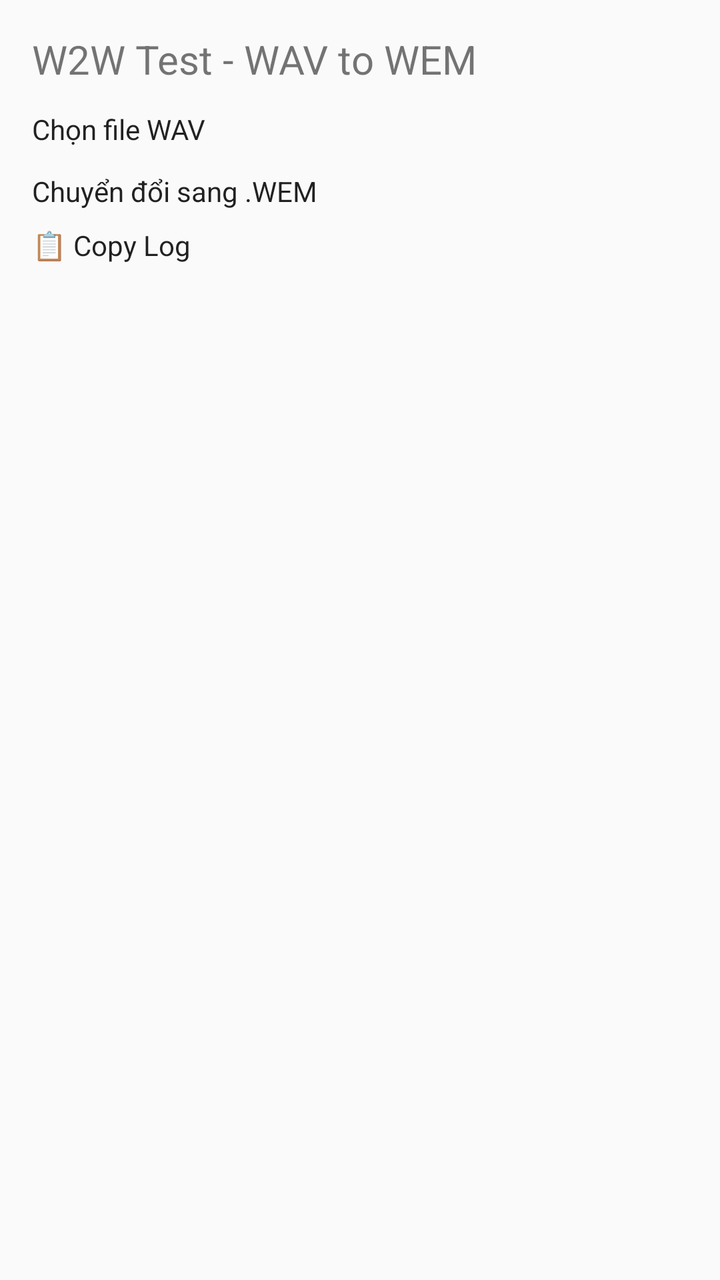
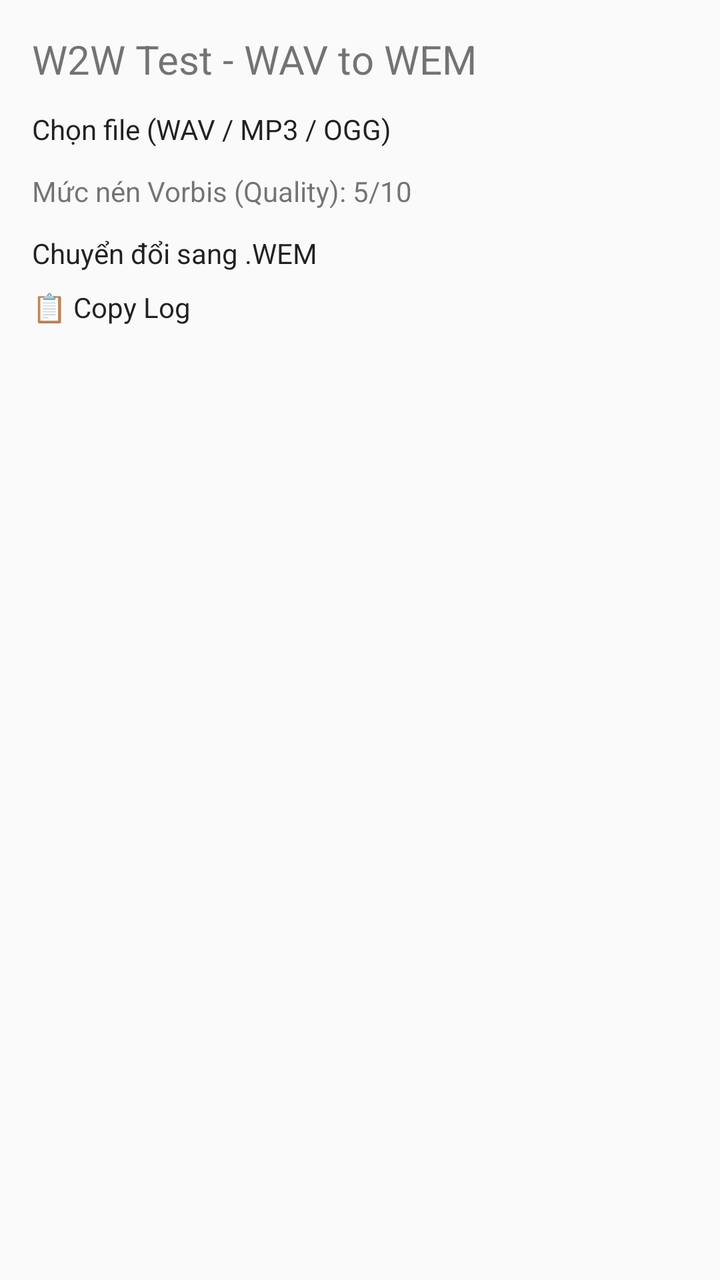

An Android layout rendered at two revisions. The XML below is the earlier revision; the diff shows what the commit changed to produce the second picture.
<!-- AndroidManifest.xml: application theme android:Theme.Material.Light -->
<!-- res/layout/activity_main.xml -->
<?xml version="1.0" encoding="utf-8"?>
<LinearLayout xmlns:android="http://schemas.android.com/apk/res/android"
    android:layout_width="match_parent"
    android:layout_height="match_parent"
    android:orientation="vertical"
    android:padding="16dp">

    <TextView
        android:layout_width="wrap_content"
        android:layout_height="wrap_content"
        android:text="W2W Test - WAV to WEM"
        android:textSize="20sp"
        android:layout_marginBottom="12dp" />

    <Button
        android:id="@+id/btnPick"
        android:layout_width="match_parent"
        android:layout_height="wrap_content"
        android:text="Chọn file WAV" />

    <Button
        android:id="@+id/btnConvert"
        android:layout_width="match_parent"
        android:layout_height="wrap_content"
        android:text="Chuyển đổi sang .WEM"
        android:layout_marginTop="12dp" />

    <Button
        android:id="@+id/btnCopyLog"
        android:layout_width="match_parent"
        android:layout_height="wrap_content"
        android:text="📋 Copy Log"
        android:layout_marginTop="8dp" />

    <ScrollView
        android:layout_width="match_parent"
        android:layout_height="0dp"
        android:layout_weight="1"
        android:layout_marginTop="12dp">
        <TextView
            android:id="@+id/txtLog"
            android:layout_width="match_parent"
            android:layout_height="wrap_content"
            android:fontFamily="monospace"
            android:textSize="12sp"
            android:text="" />
    </ScrollView>

</LinearLayout>
<!-- resources referenced by this layout -->
<resources>

</resources>

<!-- the commit's change to res/layout/activity_main.xml (unified diff, before → after) -->
@@ -16,7 +16,21 @@
         android:id="@+id/btnPick"
         android:layout_width="match_parent"
         android:layout_height="wrap_content"
-        android:text="Chọn file WAV" />
+        android:text="Chọn file (WAV / MP3 / OGG)" />
+
+    <TextView
+        android:id="@+id/txtQualityLabel"
+        android:layout_width="wrap_content"
+        android:layout_height="wrap_content"
+        android:layout_marginTop="12dp"
+        android:text="Mức nén Vorbis (Quality): 5/10" />
+
+    <SeekBar
+        android:id="@+id/seekQuality"
+        android:layout_width="match_parent"
+        android:layout_height="wrap_content"
+        android:max="9"
+        android:progress="4" />
 
     <Button
         android:id="@+id/btnConvert"
